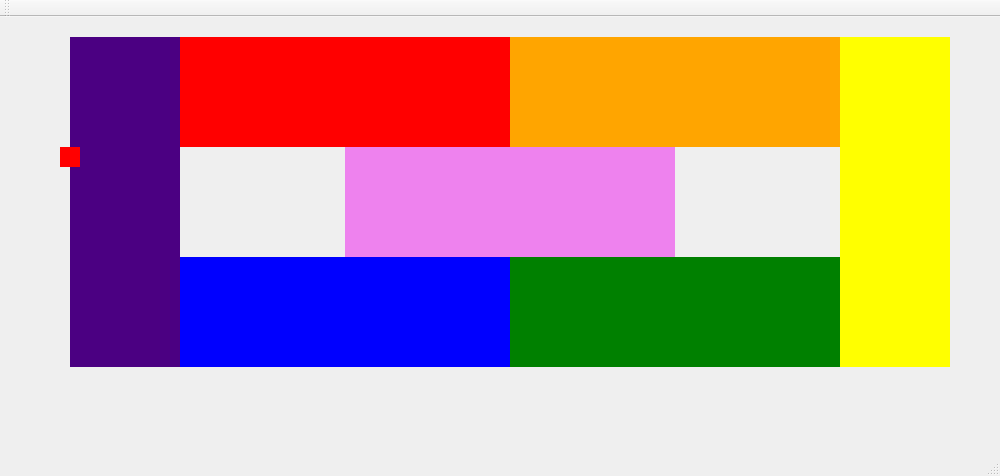
Qt form mainwindow.ui (raquel-oliveira/Train) before a commit.
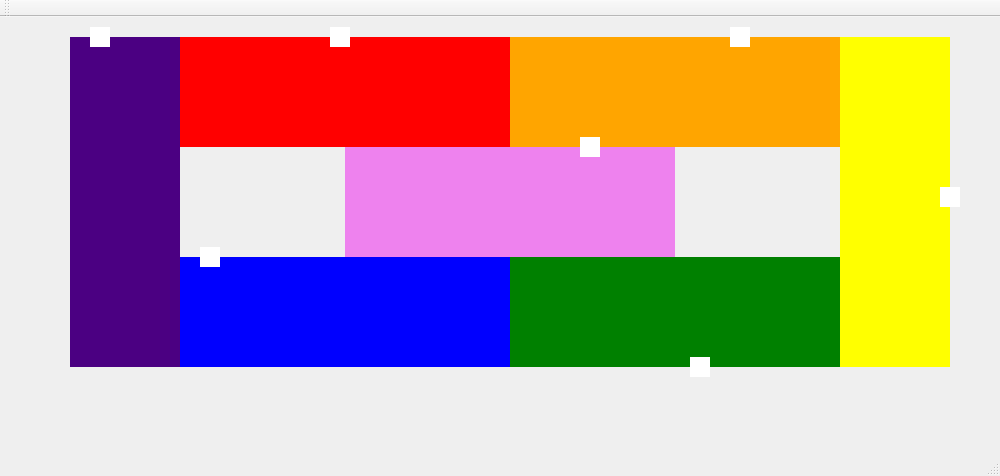
The same form after that commit.

Commit message: Define trains' path #2

```diff
--- a/mainwindow.ui
+++ b/mainwindow.ui
@@ -29,6 +29,9 @@
       <height>330</height>
      </rect>
     </property>
+    <property name="autoFillBackground">
+     <bool>false</bool>
+    </property>
     <property name="styleSheet">
      <string notr="true">background-color: indigo</string>
     </property>
@@ -36,17 +39,17 @@
      <string/>
     </property>
    </widget>
-   <widget class="QLabel" name="labelTrem01">
+   <widget class="QLabel" name="train01">
     <property name="geometry">
      <rect>
-      <x>60</x>
-      <y>130</y>
+      <x>90</x>
+      <y>10</y>
       <width>20</width>
       <height>20</height>
      </rect>
     </property>
     <property name="styleSheet">
-     <string notr="true">background-color: red</string>
+     <string notr="true">background-color: white</string>
     </property>
     <property name="text">
      <string/>
@@ -148,6 +151,119 @@
      <string/>
     </property>
    </widget>
+   <widget class="QLabel" name="train02">
+    <property name="geometry">
+     <rect>
+      <x>330</x>
+      <y>10</y>
+      <width>20</width>
+      <height>20</height>
+     </rect>
+    </property>
+    <property name="styleSheet">
+     <string notr="true">background-color: white</string>
+    </property>
+    <property name="text">
+     <string/>
+    </property>
+   </widget>
+   <widget class="QLabel" name="train03">
+    <property name="geometry">
+     <rect>
+      <x>730</x>
+      <y>10</y>
+      <width>20</width>
+      <height>20</height>
+     </rect>
+    </property>
+    <property name="styleSheet">
+     <string notr="true">background-color: white</string>
+    </property>
+    <property name="text">
+     <string/>
+    </property>
+   </widget>
+   <widget class="QLabel" name="train04">
+    <property name="geometry">
+     <rect>
+      <x>940</x>
+      <y>170</y>
+      <width>20</width>
+      <height>20</height>
+     </rect>
+    </property>
+    <property name="styleSheet">
+     <string notr="true">background-color: white</string>
+    </property>
+    <property name="text">
+     <string/>
+    </property>
+   </widget>
+   <widget class="QLabel" name="train05">
+    <property name="geometry">
+     <rect>
+      <x>690</x>
+      <y>340</y>
+      <width>20</width>
+      <height>20</height>
+     </rect>
+    </property>
+    <property name="styleSheet">
+     <string notr="true">background-color: white</string>
+    </property>
+    <property name="text">
+     <string/>
+    </property>
+   </widget>
+   <widget class="QLabel" name="train06">
+    <property name="enabled">
+     <bool>true</bool>
+    </property>
+    <property name="geometry">
+     <rect>
+      <x>200</x>
+      <y>230</y>
+      <width>20</width>
+      <height>20</height>
+     </rect>
+    </property>
+    <property name="styleSheet">
+     <string notr="true">background-color: white</string>
+    </property>
+    <property name="text">
+     <string/>
+    </property>
+   </widget>
+   <widget class="QLabel" name="train07">
+    <property name="geometry">
+     <rect>
+      <x>580</x>
+      <y>120</y>
+      <width>20</width>
+      <height>20</height>
+     </rect>
+    </property>
+    <property name="styleSheet">
+     <string notr="true">background-color: white</string>
+    </property>
+    <property name="text">
+     <string/>
+    </property>
+   </widget>
+   <zorder>trainTrack02</zorder>
+   <zorder>trainTrack01</zorder>
+   <zorder>train01</zorder>
+   <zorder>trainTrack04</zorder>
+   <zorder>trainTrack03</zorder>
+   <zorder>trainTrack06</zorder>
+   <zorder>trainTrack05</zorder>
+   <zorder>trainTrack07</zorder>
+   <zorder>train02</zorder>
+   <zorder>train03</zorder>
+   <zorder>train04</zorder>
+   <zorder>train05</zorder>
+   <zorder>train06</zorder>
+   <zorder>train07</zorder>
   </widget>
   <widget class="QMenuBar" name="menuBar">
    <property name="geometry">
```
The commit also changes 4 other files.
